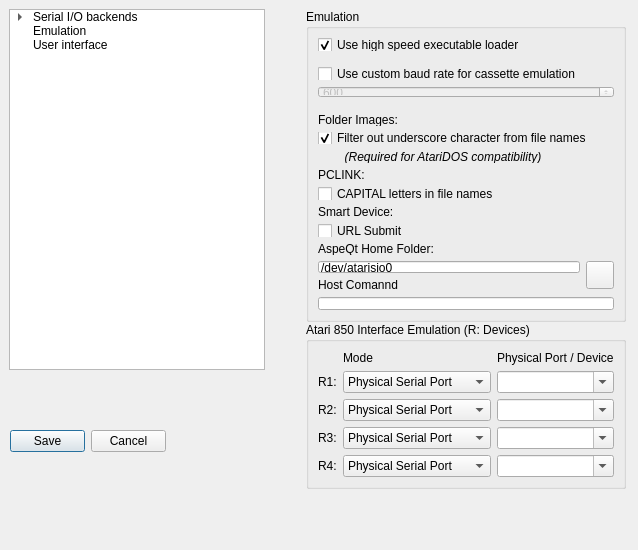
Before: the Qt Designer form src/optionsdialog.ui in pjones1063/AspeQt-2k26, drawn with Qt 5.
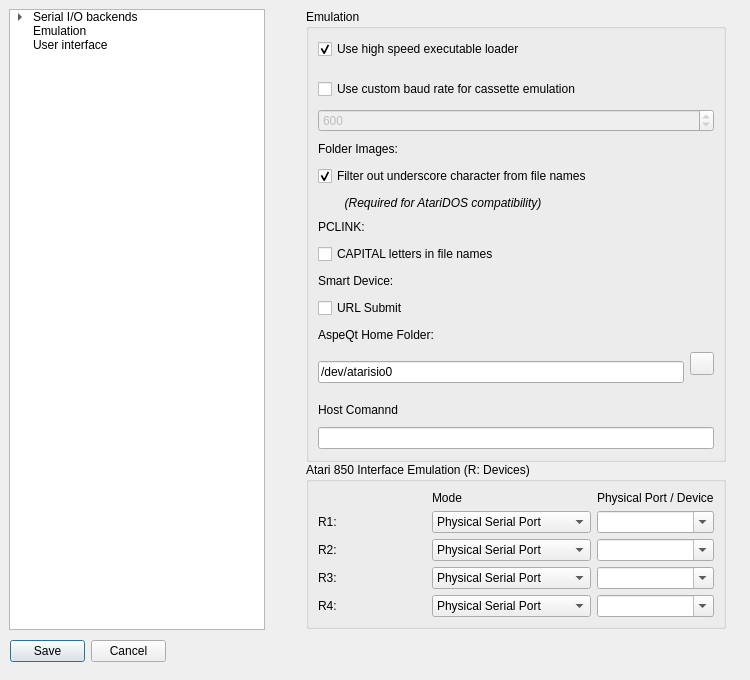
After: the same form once the commit is applied.

What changed in the file:
```diff
--- a/src/optionsdialog.ui
+++ b/src/optionsdialog.ui
@@ -9,8 +9,8 @@
    <rect>
     <x>0</x>
     <y>0</y>
-    <width>638</width>
-    <height>550</height>
+    <width>750</width>
+    <height>680</height>
    </rect>
   </property>
   <property name="sizePolicy">
@@ -34,7 +34,7 @@
      <x>9</x>
      <y>9</y>
      <width>256</width>
-     <height>361</height>
+     <height>621</height>
     </rect>
    </property>
    <property name="sizePolicy">
@@ -91,8 +91,8 @@
     <rect>
      <x>306</x>
      <y>9</y>
-     <width>320</width>
-     <height>480</height>
+     <width>420</width>
+     <height>620</height>
     </rect>
    </property>
    <property name="sizePolicy">
@@ -512,16 +512,19 @@
          <verstretch>0</verstretch>
         </sizepolicy>
        </property>
-       <property name="minimumSize">
-        <size>
-         <width>300</width>
-         <height>0</height>
-        </size>
-       </property>
        <property name="title">
         <string>Emulation</string>
        </property>
        <layout class="QGridLayout" name="gridLayout_3">
+        <property name="topMargin">
+         <number>10</number>
+        </property>
+        <property name="bottomMargin">
+         <number>10</number>
+        </property>
+        <property name="verticalSpacing">
+         <number>10</number>
+        </property>
         <item row="1" column="1">
          <spacer name="emulationSpacer1">
           <property name="orientation">
@@ -546,12 +549,6 @@
             <verstretch>0</verstretch>
            </sizepolicy>
           </property>
-          <property name="minimumSize">
-           <size>
-            <width>300</width>
-            <height>0</height>
-           </size>
-          </property>
           <property name="text">
            <string>Use custom baud rate for cassette emulation</string>
           </property>
@@ -595,12 +592,6 @@
         </item>
         <item row="5" column="0">
          <widget class="QLabel" name="label">
-          <property name="minimumSize">
-           <size>
-            <width>0</width>
-            <height>0</height>
-           </size>
-          </property>
           <property name="font">
            <font>
             <italic>false</italic>
@@ -616,28 +607,10 @@
           <property name="enabled">
            <bool>true</bool>
           </property>
-          <property name="minimumSize">
-           <size>
-            <width>28</width>
-            <height>28</height>
-           </size>
-          </property>
-          <property name="maximumSize">
-           <size>
-            <width>28</width>
-            <height>28</height>
-           </size>
-          </property>
          </widget>
         </item>
         <item row="0" column="0" colspan="2">
          <widget class="QCheckBox" name="emulationHighSpeedExeLoaderBox">
-          <property name="minimumSize">
-           <size>
-            <width>300</width>
-            <height>0</height>
-           </size>
-          </property>
           <property name="text">
            <string>Use high speed executable loader</string>
           </property>
@@ -667,41 +640,6 @@
           </property>
          </widget>
         </item>
-        <item row="13" column="0">
-         <widget class="QLineEdit" name="RclNameEdit">
-          <property name="enabled">
-           <bool>true</bool>
-          </property>
-          <property name="text">
-           <string>/dev/atarisio0</string>
-          </property>
-          <property name="readOnly">
-           <bool>false</bool>
-          </property>
-         </widget>
-        </item>
-        <item row="3" column="0" colspan="2">
-         <widget class="QSpinBox" name="emulationCustomCasBaudSpin">
-          <property name="enabled">
-           <bool>false</bool>
-          </property>
-          <property name="minimumSize">
-           <size>
-            <width>230</width>
-            <height>0</height>
-           </size>
-          </property>
-          <property name="minimum">
-           <number>425</number>
-          </property>
-          <property name="maximum">
-           <number>875</number>
-          </property>
-          <property name="value">
-           <number>600</number>
-          </property>
-         </widget>
-        </item>
         <item row="15" column="0">
          <widget class="QLabel" name="atariSioDriverNameLabel_3">
           <property name="sizePolicy">
@@ -717,18 +655,6 @@
         </item>
         <item row="6" column="0" colspan="2">
          <widget class="QCheckBox" name="filterUscore">
-          <property name="minimumSize">
-           <size>
-            <width>300</width>
-            <height>0</height>
-           </size>
-          </property>
-          <property name="maximumSize">
-           <size>
-            <width>16777215</width>
-            <height>16777215</height>
-           </size>
-          </property>
           <property name="text">
            <string>Filter out underscore character from file names</string>
           </property>
@@ -739,12 +665,6 @@
         </item>
         <item row="7" column="0" colspan="2">
          <widget class="QLabel" name="label_2">
-          <property name="minimumSize">
-           <size>
-            <width>300</width>
-            <height>0</height>
-           </size>
-          </property>
           <property name="font">
            <font>
             <italic>true</italic>
@@ -778,6 +698,35 @@
           </property>
          </widget>
         </item>
+        <item row="3" column="0" rowspan="2" colspan="2">
+         <widget class="QSpinBox" name="emulationCustomCasBaudSpin">
+          <property name="enabled">
+           <bool>false</bool>
+          </property>
+          <property name="minimum">
+           <number>425</number>
+          </property>
+          <property name="maximum">
+           <number>875</number>
+          </property>
+          <property name="value">
+           <number>600</number>
+          </property>
+         </widget>
+        </item>
+        <item row="13" column="0" rowspan="2">
+         <widget class="QLineEdit" name="RclNameEdit">
+          <property name="enabled">
+           <bool>true</bool>
+          </property>
+          <property name="text">
+           <string>/dev/atarisio0</string>
+          </property>
+          <property name="readOnly">
+           <bool>false</bool>
+          </property>
+         </widget>
+        </item>
        </layout>
       </widget>
      </item>
@@ -802,8 +751,16 @@
         </item>
         <item row="1" column="1">
          <widget class="QComboBox" name="rs232Mode1Combo">
-          <item><property name="text"><string>Physical Serial Port</string></property></item>
-          <item><property name="text"><string>Internet Modem (Telnet)</string></property></item>
+          <item>
+           <property name="text">
+            <string>Physical Serial Port</string>
+           </property>
+          </item>
+          <item>
+           <property name="text">
+            <string>Internet Modem (Telnet)</string>
+           </property>
+          </item>
          </widget>
         </item>
         <item row="1" column="2">
@@ -815,8 +772,16 @@
         </item>
         <item row="2" column="1">
          <widget class="QComboBox" name="rs232Mode2Combo">
-          <item><property name="text"><string>Physical Serial Port</string></property></item>
-          <item><property name="text"><string>Internet Modem (Telnet)</string></property></item>
+          <item>
+           <property name="text">
+            <string>Physical Serial Port</string>
+           </property>
+          </item>
+          <item>
+           <property name="text">
+            <string>Internet Modem (Telnet)</string>
+           </property>
+          </item>
          </widget>
         </item>
         <item row="2" column="2">
@@ -828,8 +793,16 @@
         </item>
         <item row="3" column="1">
          <widget class="QComboBox" name="rs232Mode3Combo">
-          <item><property name="text"><string>Physical Serial Port</string></property></item>
-          <item><property name="text"><string>Internet Modem (Telnet)</string></property></item>
+          <item>
+           <property name="text">
+            <string>Physical Serial Port</string>
+           </property>
+          </item>
+          <item>
+           <property name="text">
+            <string>Internet Modem (Telnet)</string>
+           </property>
+          </item>
          </widget>
         </item>
         <item row="3" column="2">
@@ -841,8 +814,16 @@
         </item>
         <item row="4" column="1">
          <widget class="QComboBox" name="rs232Mode4Combo">
-          <item><property name="text"><string>Physical Serial Port</string></property></item>
-          <item><property name="text"><string>Internet Modem (Telnet)</string></property></item>
+          <item>
+           <property name="text">
+            <string>Physical Serial Port</string>
+           </property>
+          </item>
+          <item>
+           <property name="text">
+            <string>Internet Modem (Telnet)</string>
+           </property>
+          </item>
          </widget>
         </item>
         <item row="4" column="2">
@@ -984,7 +965,7 @@
    <property name="geometry">
     <rect>
      <x>10</x>
-     <y>430</y>
+     <y>640</y>
      <width>156</width>
      <height>23</height>
     </rect>
```
Left out of the diff: 106 changed lines with no effect on the pictures.
